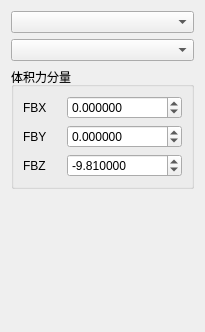
This is plugins/Base_PhysicalField/BodyForcePage.ui in asd977/base_cae as Qt 5 draws it before an edit. The edited form follows.
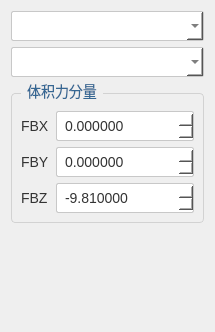
This is the edited form.

Commit message: style: unify BasePage ui styles for physical field pages

Patch:
```diff
--- a/plugins/Base_PhysicalField/BodyForcePage.ui
+++ b/plugins/Base_PhysicalField/BodyForcePage.ui
@@ -13,6 +13,64 @@
   <property name="windowTitle">
    <string>体积力荷载</string>
   </property>
+  <property name="styleSheet">
+   <string notr="true">QWidget {
+    font-family: &quot;Microsoft YaHei&quot;, &quot;微软雅黑&quot;;
+    font-size: 14px;
+    color: rgb(51, 51, 51);
+}
+QLabel {
+    color: rgb(51, 51, 51);
+}
+QLabel#pageNameLabel {
+    font-size: 20px;
+    color: rgb(53, 103, 147);
+    padding-left: 9px;
+}
+QPushButton {
+    background-color: rgb(224, 233, 244);
+    border: 1px solid rgb(169, 169, 169);
+    border-radius: 2px;
+    min-height: 30px;
+    padding: 0 10px;
+}
+QPushButton:hover {
+    background-color: rgb(210, 224, 241);
+}
+QPushButton:pressed {
+    background-color: rgb(196, 214, 234);
+}
+QPushButton#pushButton {
+    border-left: none;
+    border-right: none;
+    border-radius: 0;
+    text-align: left;
+    padding-left: 15px;
+    font-size: 17px;
+}
+QLineEdit, QComboBox, QSpinBox, QDoubleSpinBox, QDateTimeEdit {
+    border: 1px solid rgb(200, 200, 200);
+    border-radius: 2px;
+    min-height: 28px;
+    padding: 0 6px;
+    background: rgb(255, 255, 255);
+}
+QLineEdit:focus, QComboBox:focus, QSpinBox:focus, QDoubleSpinBox:focus, QDateTimeEdit:focus {
+    border: 1px solid rgb(100, 100, 255);
+}
+QGroupBox {
+    border: 1px solid rgb(210, 210, 210);
+    border-radius: 4px;
+    margin-top: 10px;
+    padding-top: 8px;
+}
+QGroupBox::title {
+    subcontrol-origin: margin;
+    left: 10px;
+    padding: 0 4px;
+    color: rgb(53, 103, 147);
+}</string>
+  </property>
   <layout class="QVBoxLayout" name="verticalLayout">
    <item>
     <widget class="QComboBox" name="comboBoxDim"/>
```
The commit also changes 10 other files.
